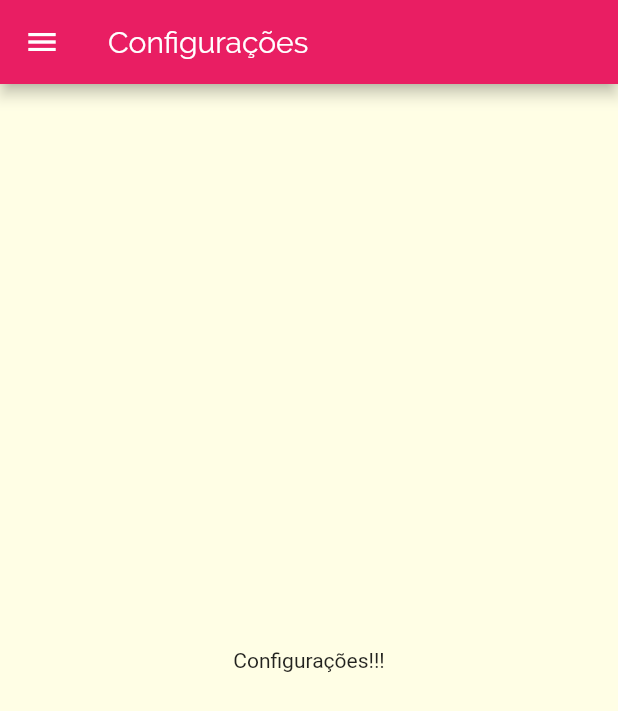
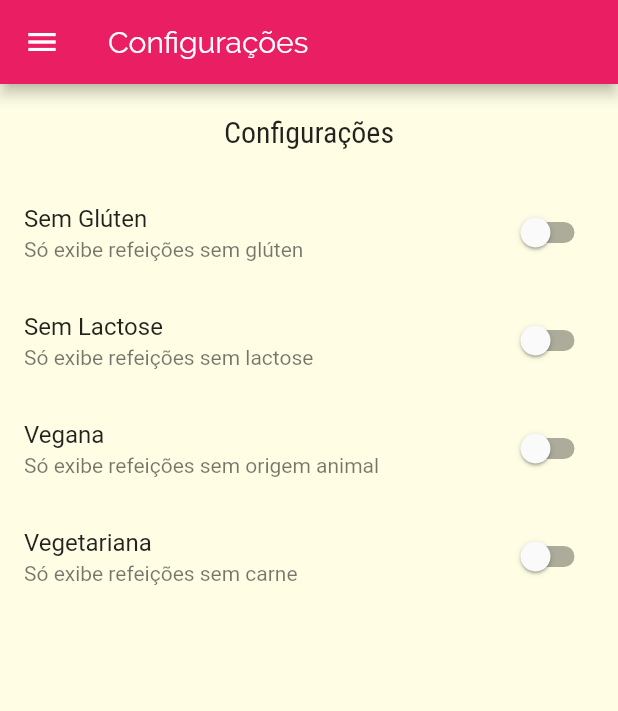
Before and after one commit to Augustocastilho/AppRestaurante, a Flutter app: the SettingsScreen screen opened by its route, on a phone screen of 412 x 824 dp. Shown: the top 711 px of the screen. Run offline on Flutter 3.47's test engine with Material 2 defaults, Android fonts, the phone set to English and light mode, and no system bars; network calls fail.

Commit message:
Adicao de botoes de filtros

```diff
--- a/lib/components/meal_item.dart
+++ b/lib/components/meal_item.dart
@@ -11,7 +11,14 @@ class MealItem extends StatelessWidget {
     Navigator.of(context).pushNamed(
       AppRoutes.MEAL_DATAIL,
       arguments: meal,
-    );
+    ).then((result) {
+      if(result == null) {
+        print('Sem resultado!');
+      }
+      else {
+        print('O nome da refeição é $result.');
+      }
+    });
   }
 
   @override
--- /dev/null
+++ b/lib/models/settings.dart
@@ -0,0 +1,13 @@
+class Settings {
+  bool isGlutenFree;
+  bool isLactoseFree;
+  bool isVegan;
+  bool isVegetarian;
+
+  Settings({
+    this.isGlutenFree = false,
+    this.isLactoseFree = false,
+    this.isVegan = false,
+    this.isVegetarian = false,
+  });
+}
--- a/lib/screens/meal_detail_screen.dart
+++ b/lib/screens/meal_detail_screen.dart
@@ -86,6 +86,12 @@ class MealDetailScreen extends StatelessWidget {
           ],
         ),
       ),
+      floatingActionButton: FloatingActionButton(
+        child: Icon(Icons.star),
+        onPressed: () {
+          Navigator.of(context).pop(meal.title);
+        },
+      )
     );
   }
 }
--- a/lib/screens/settings_screen.dart
+++ b/lib/screens/settings_screen.dart
@@ -1,8 +1,30 @@
 import 'package:flutter/material.dart';
 
 import '../components/main_drawer.dart';
+import '../models/settings.dart';
 
-class SettingsScreen extends StatelessWidget {
+class SettingsScreen extends StatefulWidget {
+  // final Settings settings;
+
+  // const SettingsScreen(this.settings);
+
+  @override
+  _SettingsScreenState createState() => _SettingsScreenState();
+}
+
+class _SettingsScreenState extends State<SettingsScreen> {
+  var settings = Settings();
+
+  Widget _createSwich(
+      String title, String subtitle, bool value, Function onChange) {
+    return SwitchListTile.adaptive(
+      title: Text(title),
+      subtitle: Text(subtitle),
+      value: value,
+      onChanged: onChange,
+    );
+  }
+
   @override
   Widget build(BuildContext context) {
     return Scaffold(
@@ -10,8 +32,46 @@ class SettingsScreen extends StatelessWidget {
         title: Text('Configurações'),
       ),
       drawer: MainDrawer(),
-      body: Center(
-        child: Text('Configurações!!!'),
+      body: Column(
+        children: <Widget>[
+          Container(
+            padding: EdgeInsets.all(20),
+            child: Text(
+              'Configurações',
+              style: Theme.of(context).textTheme.title,
+            ),
+          ),
+          Expanded(
+            child: ListView(
+              children: <Widget>[
+                _createSwich(
+                  'Sem Glúten',
+                  'Só exibe refeições sem glúten',
+                  settings.isGlutenFree,
+                  (value) => setState(() => settings.isGlutenFree = value),
+                ),
+                _createSwich(
+                  'Sem Lactose',
+                  'Só exibe refeições sem lactose',
+                  settings.isLactoseFree,
+                  (value) => setState(() => settings.isLactoseFree= value),
+                ),
+                _createSwich(
+                  'Vegana',
+                  'Só exibe refeições sem origem animal',
+                  settings.isVegan,
+                  (value) => setState(() => settings.isVegan= value),
+                ),
+                _createSwich(
+                  'Vegetariana',
+                  'Só exibe refeições sem carne',
+                  settings.isVegetarian,
+                  (value) => setState(() => settings.isVegetarian= value),
+                ),
+              ],
+            ),
+          ),
+        ],
       ),
     );
   }
```
